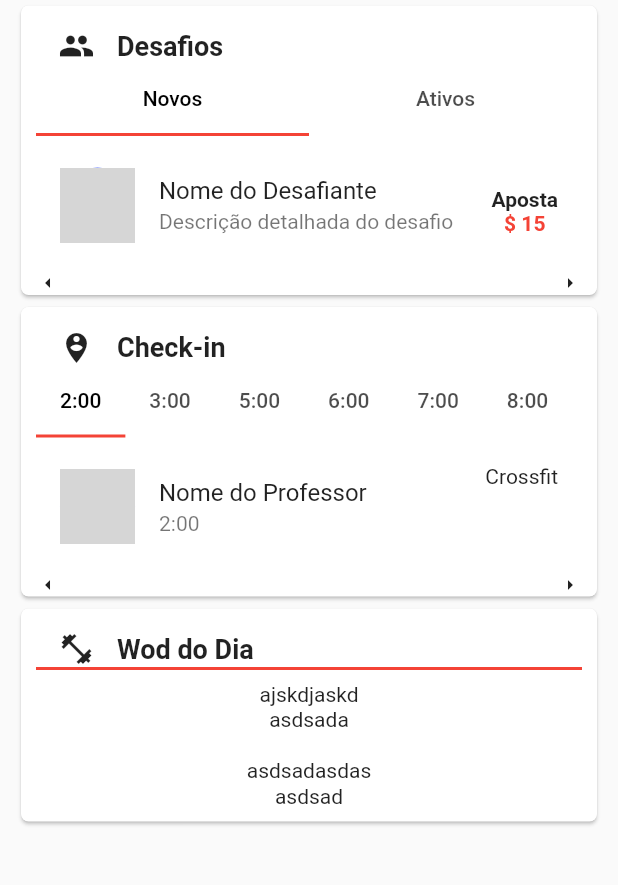
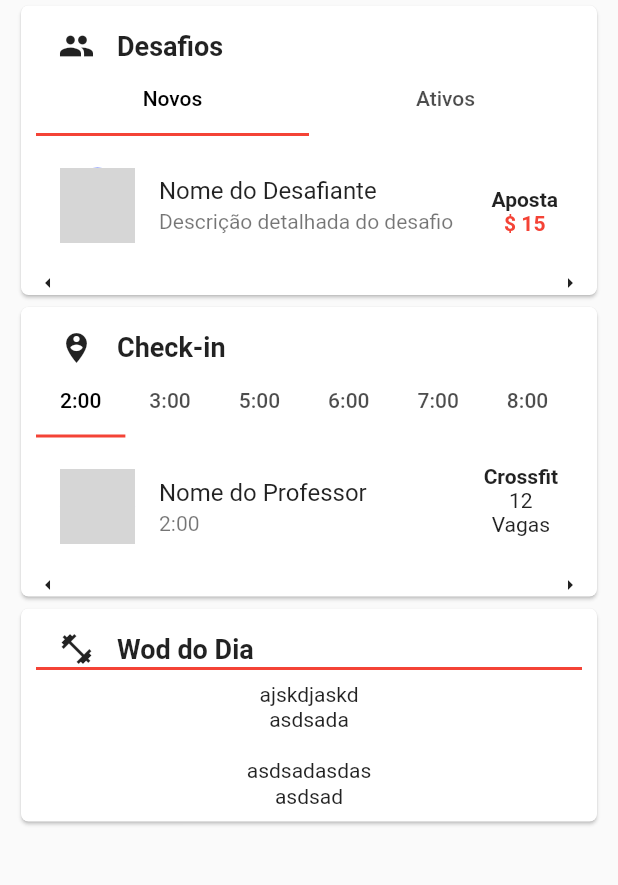
Before and after one commit to FelipeAReis/Crossbox, a Flutter app: the screen it shows after launch, on a phone screen of 412 x 824 dp, the part 197-1082 px from its top. Run offline on Flutter 3.47's test engine with Material 2 defaults, Android fonts, the light colour scheme and no system bars; drawn by our look-alikes of flutter_html, flutter_slidable; network calls fail; grey boxes are pictures that could not be loaded.

Commit message:
texto do checkin

```diff
--- a/lib/tabs/checkin.dart
+++ b/lib/tabs/checkin.dart
@@ -34,7 +34,9 @@ Padding(
                   trailing: Column(
                     children: <Widget>[
 
-                                  Text("Crossfit")
+                                  Text("Crossfit",style: TextStyle(fontWeight: FontWeight.bold) ,),
+                                   Text("12"),
+                                    Text("Vagas")
 
                               ],
                             ),
```
